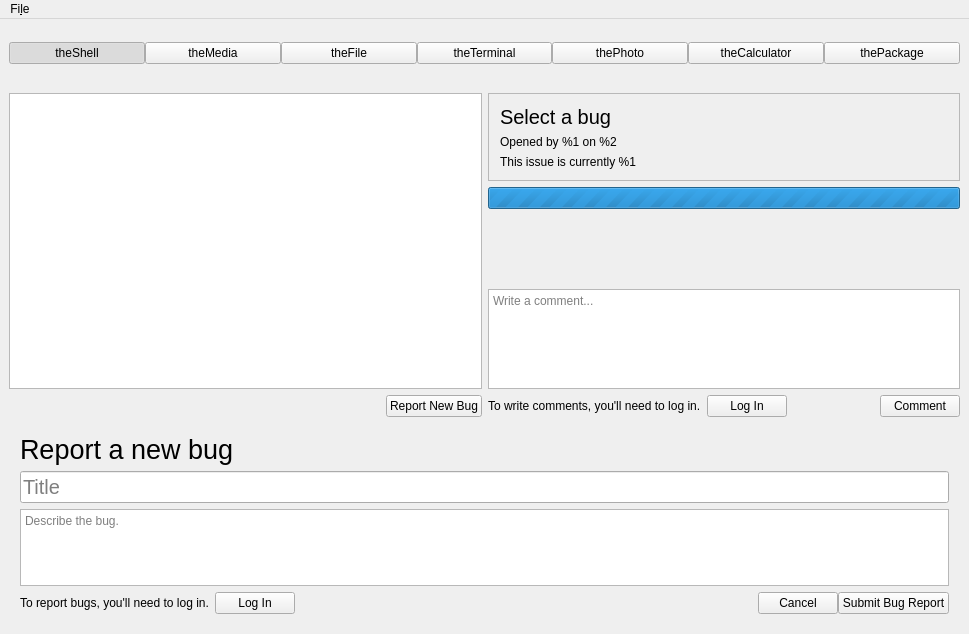
Before: the Qt Designer form mainwindow.ui in vicr123/ts-bugreport, drawn with Qt 5.
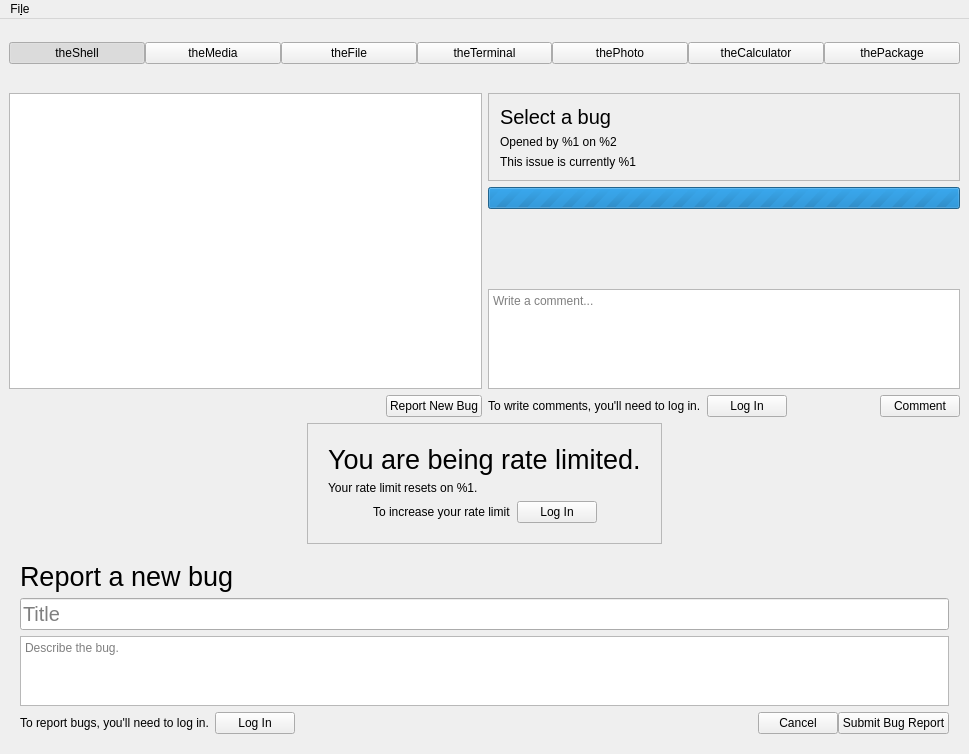
After: the same form once the commit is applied. Icons and pictures are not drawn.

Commit message: Add rate limiting checks

Diff of the .ui file:
```diff
--- a/mainwindow.ui
+++ b/mainwindow.ui
@@ -147,10 +147,14 @@
      </widget>
     </item>
     <item>
+     <widget class="QFrame" name="MainFrame">
      <layout class="QHBoxLayout" name="horizontalLayout_2">
       <property name="leftMargin">
        <number>0</number>
       </property>
+       <property name="topMargin">
+        <number>0</number>
+       </property>
       <property name="rightMargin">
        <number>0</number>
       </property>
@@ -282,19 +286,19 @@
              <rect>
               <x>0</x>
               <y>0</y>
-              <width>471</width>
-              <height>68</height>
+               <width>472</width>
+               <height>50</height>
              </rect>
             </property>
             <layout class="QVBoxLayout" name="verticalLayout_2">
              <property name="leftMargin">
-              <number>0</number>
+               <number>9</number>
              </property>
              <property name="topMargin">
-              <number>0</number>
+               <number>3</number>
              </property>
              <property name="rightMargin">
-              <number>0</number>
+               <number>9</number>
              </property>
              <property name="bottomMargin">
               <number>0</number>
@@ -424,6 +428,193 @@
        </widget>
       </item>
      </layout>
+     </widget>
+    </item>
+    <item>
+     <widget class="QFrame" name="rateLimitFrame">
+      <property name="frameShape">
+       <enum>QFrame::NoFrame</enum>
+      </property>
+      <property name="frameShadow">
+       <enum>QFrame::Raised</enum>
+      </property>
+      <layout class="QGridLayout" name="gridLayout">
+       <property name="leftMargin">
+        <number>0</number>
+       </property>
+       <property name="topMargin">
+        <number>0</number>
+       </property>
+       <property name="rightMargin">
+        <number>0</number>
+       </property>
+       <property name="bottomMargin">
+        <number>0</number>
+       </property>
+       <item row="1" column="2">
+        <spacer name="horizontalSpacer_5">
+         <property name="orientation">
+          <enum>Qt::Horizontal</enum>
+         </property>
+         <property name="sizeHint" stdset="0">
+          <size>
+           <width>40</width>
+           <height>20</height>
+          </size>
+         </property>
+        </spacer>
+       </item>
+       <item row="0" column="1">
+        <spacer name="verticalSpacer">
+         <property name="orientation">
+          <enum>Qt::Vertical</enum>
+         </property>
+         <property name="sizeHint" stdset="0">
+          <size>
+           <width>20</width>
+           <height>40</height>
+          </size>
+         </property>
+        </spacer>
+       </item>
+       <item row="1" column="0">
+        <spacer name="horizontalSpacer_4">
+         <property name="orientation">
+          <enum>Qt::Horizontal</enum>
+         </property>
+         <property name="sizeHint" stdset="0">
+          <size>
+           <width>40</width>
+           <height>20</height>
+          </size>
+         </property>
+        </spacer>
+       </item>
+       <item row="1" column="1">
+        <widget class="QFrame" name="frame_2">
+         <property name="frameShape">
+          <enum>QFrame::StyledPanel</enum>
+         </property>
+         <property name="frameShadow">
+          <enum>QFrame::Raised</enum>
+         </property>
+         <layout class="QVBoxLayout" name="verticalLayout_8">
+          <property name="leftMargin">
+           <number>20</number>
+          </property>
+          <property name="topMargin">
+           <number>20</number>
+          </property>
+          <property name="rightMargin">
+           <number>20</number>
+          </property>
+          <property name="bottomMargin">
+           <number>20</number>
+          </property>
+          <item>
+           <widget class="QLabel" name="label_4">
+            <property name="font">
+             <font>
+              <pointsize>20</pointsize>
+             </font>
+            </property>
+            <property name="text">
+             <string>You are being rate limited.</string>
+            </property>
+           </widget>
+          </item>
+          <item>
+           <widget class="QLabel" name="rateLimitReset">
+            <property name="text">
+             <string notr="true">Your rate limit resets on %1.</string>
+            </property>
+           </widget>
+          </item>
+          <item>
+           <widget class="QFrame" name="rateLimitLogin">
+            <property name="frameShape">
+             <enum>QFrame::NoFrame</enum>
+            </property>
+            <property name="frameShadow">
+             <enum>QFrame::Raised</enum>
+            </property>
+            <layout class="QHBoxLayout" name="horizontalLayout_8">
+             <property name="leftMargin">
+              <number>0</number>
+             </property>
+             <property name="topMargin">
+              <number>0</number>
+             </property>
+             <property name="rightMargin">
+              <number>0</number>
+             </property>
+             <property name="bottomMargin">
+              <number>0</number>
+             </property>
+             <item>
+              <spacer name="horizontalSpacer_6">
+               <property name="orientation">
+                <enum>Qt::Horizontal</enum>
+               </property>
+               <property name="sizeHint" stdset="0">
+                <size>
+                 <width>40</width>
+                 <height>20</height>
+                </size>
+               </property>
+              </spacer>
+             </item>
+             <item>
+              <widget class="QLabel" name="label_5">
+               <property name="text">
+                <string>To increase your rate limit</string>
+               </property>
+              </widget>
+             </item>
+             <item>
+              <widget class="QPushButton" name="logInRateLimit">
+               <property name="text">
+                <string>Log In</string>
+               </property>
+               <property name="icon">
+                <iconset theme="user"/>
+               </property>
+              </widget>
+             </item>
+             <item>
+              <spacer name="horizontalSpacer_7">
+               <property name="orientation">
+                <enum>Qt::Horizontal</enum>
+               </property>
+               <property name="sizeHint" stdset="0">
+                <size>
+                 <width>40</width>
+                 <height>20</height>
+                </size>
+               </property>
+              </spacer>
+             </item>
+            </layout>
+           </widget>
+          </item>
+         </layout>
+        </widget>
+       </item>
+       <item row="2" column="1">
+        <spacer name="verticalSpacer_2">
+         <property name="orientation">
+          <enum>Qt::Vertical</enum>
+         </property>
+         <property name="sizeHint" stdset="0">
+          <size>
+           <width>20</width>
+           <height>40</height>
+          </size>
+         </property>
+        </spacer>
+       </item>
+      </layout>
+     </widget>
     </item>
     <item>
      <widget class="QFrame" name="reportBugFrame">
```
Left out of the diff: 28 changed lines with no effect on the pictures. Lines whose indentation alone changed are shown as unchanged. The commit also changes 2 other files.
